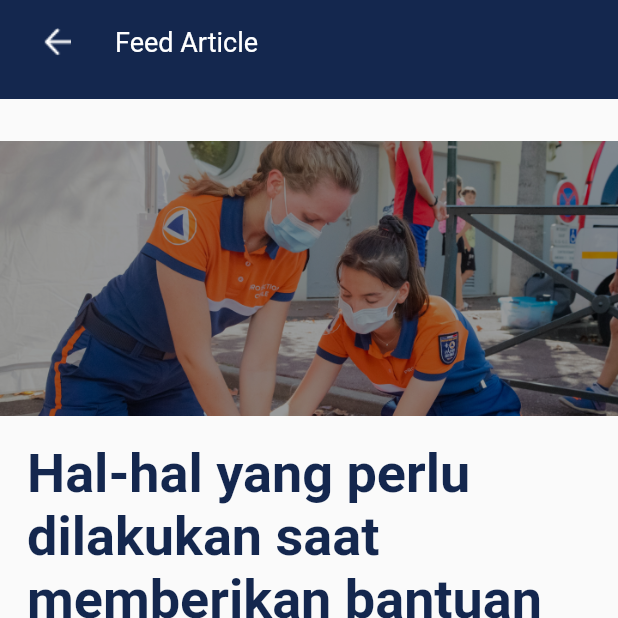
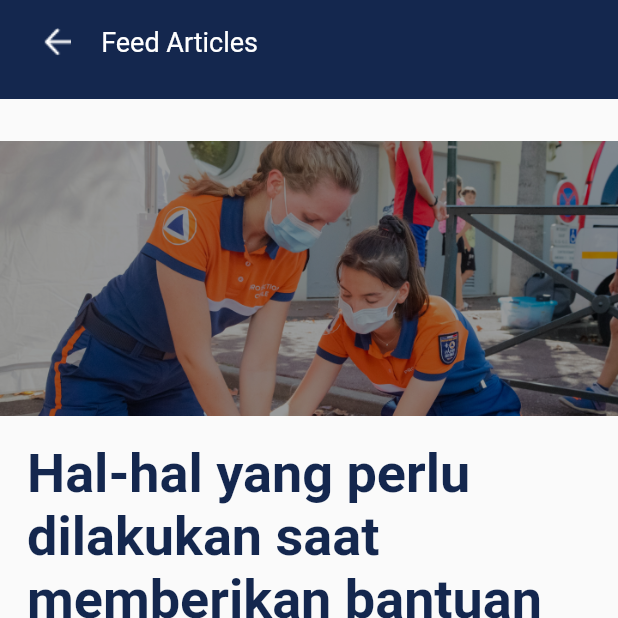
Before and after one commit to bantuone/bantuone, a Flutter app: the ContentArticleView screen opened directly, on a phone screen of 412 x 824 dp, the top half of it. Run offline on Flutter 3.47's test engine with Material 2 defaults, Android fonts, the light colour scheme and no system bars; our stand-ins replace carousel_slider, firebase_auth, firebase_core, flutter_screenutil, google_sign_in; missing offline and left inert: dart:ffi; accounts and stored records are empty.

Commit message:
update test

```diff
--- a/lib/core/widgets/articlebar.widget.dart
+++ b/lib/core/widgets/articlebar.widget.dart
@@ -33,7 +33,7 @@ class CustomArticleBar extends StatelessWidget implements PreferredSizeWidget {
                   Container(
                     margin: EdgeInsets.only(right: 230),
                     child: Text(
-                      "Feed Article",
+                      "Feed Articles",
                       style: const TextStyle(fontSize: 18, color: white),
                     ),
                   )
```
